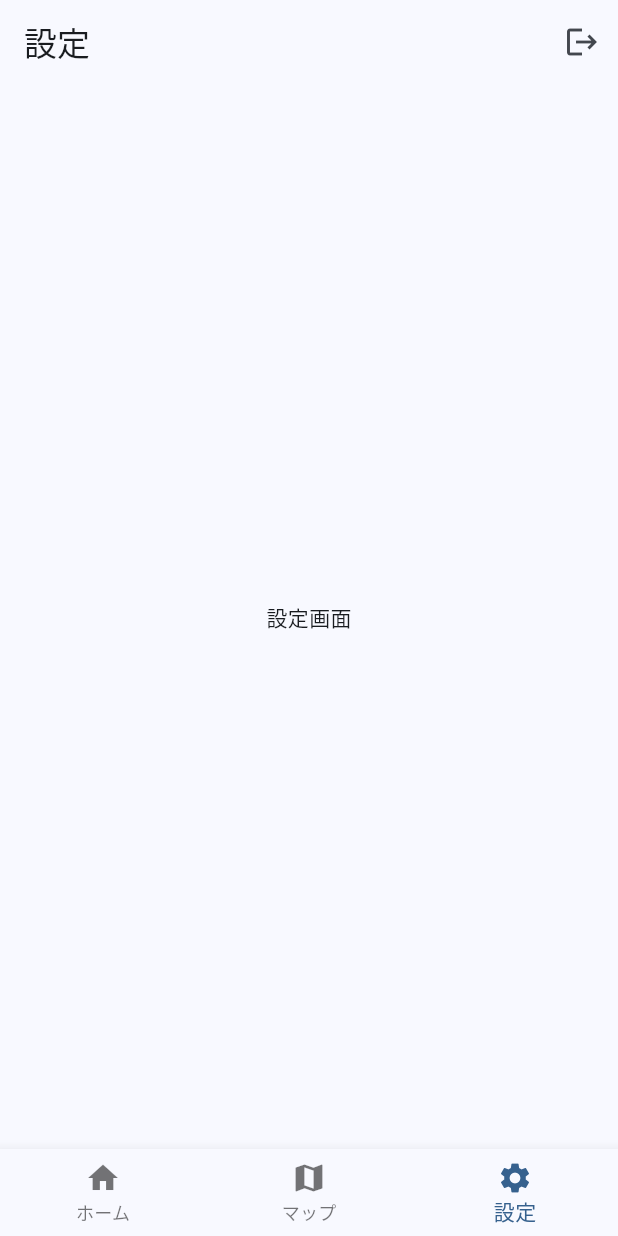
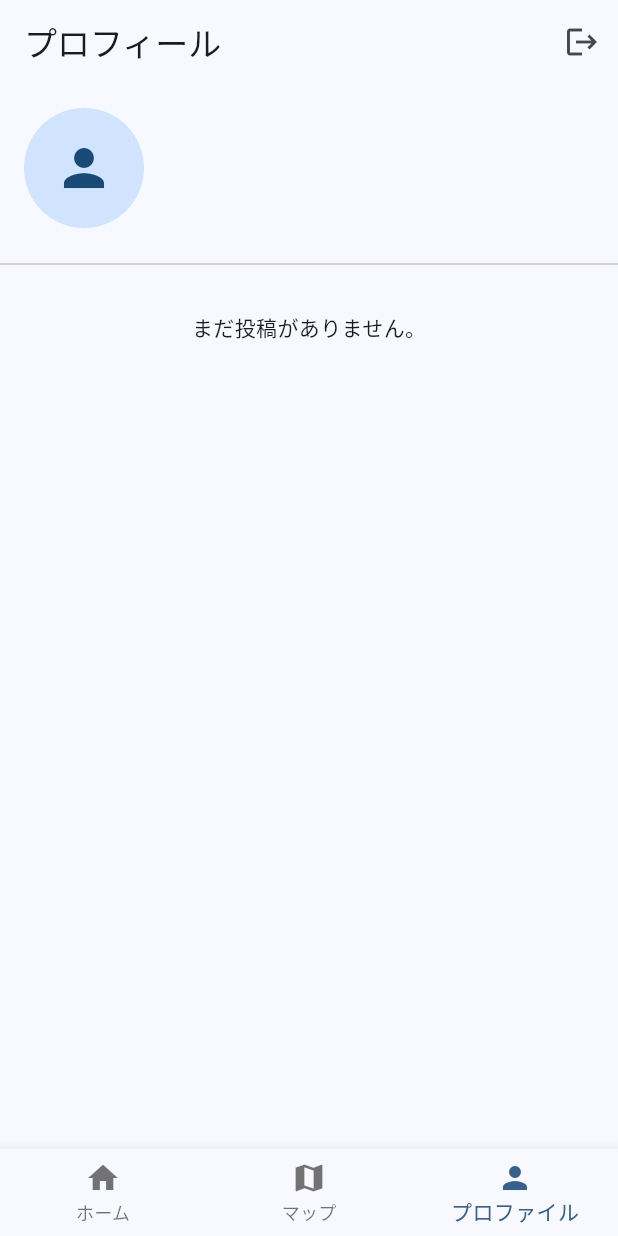
Before and after one commit to matusita0314/eging-map-app, a Flutter app: the screen it shows once a user with an empty profile is signed in, item 3 of the bottom bar chosen, on a phone screen of 412 x 824 dp. Run offline on Flutter 3.47's test engine with Material 3 defaults, Android fonts, the light colour scheme and no system bars; our stand-ins replace cloud_firestore, firebase_auth, firebase_core, firebase_storage, geolocator, google_maps_flutter and 1 more; accounts and stored records are empty.

Commit message:
feat: Implement profile page display

```diff
--- a/lib/app_scaffold.dart
+++ b/lib/app_scaffold.dart
@@ -1,7 +1,7 @@
 import 'package:flutter/material.dart';
 import 'home_page.dart';
 import 'map_page.dart';
-import 'settings_page.dart';
+import 'profile_page.dart';
 
 class AppScaffold extends StatefulWidget {
   const AppScaffold({super.key});
@@ -18,7 +18,7 @@ class _AppScaffoldState extends State<AppScaffold> {
   static const List<Widget> _pages = <Widget>[
     HomePage(),
     MapPage(),
-    SettingsPage(),
+    ProfilePage(),
   ];
 
   // タブがタップされたときに呼ばれるメソッド
@@ -46,8 +46,8 @@ class _AppScaffoldState extends State<AppScaffold> {
             label: 'マップ',
           ),
           BottomNavigationBarItem(
-            icon: Icon(Icons.settings),
-            label: '設定',
+            icon: Icon(Icons.person),
+            label: 'プロファイル',
           ),
         ],
         currentIndex: _selectedIndex, // 現在選択されているタブ
--- /dev/null
+++ b/lib/profile_page.dart
@@ -0,0 +1,161 @@
+import 'package:cloud_firestore/cloud_firestore.dart';
+import 'package:firebase_auth/firebase_auth.dart';
+import 'package:flutter/material.dart';
+import 'common_app_bar.dart';
+import 'post_model.dart';
+import 'post_detail_sheet.dart';
+
+class ProfilePage extends StatefulWidget {
+  const ProfilePage({super.key});
+
+  @override
+  State<ProfilePage> createState() => _ProfilePageState();
+}
+
+class _ProfilePageState extends State<ProfilePage> {
+  // 現在ログインしているユーザー情報を取得
+  final user = FirebaseAuth.instance.currentUser!;
+
+  // _ProfilePageStateクラスの中に追加
+  void _showPostDetailSheet(Post post) {
+    showModalBottomSheet(
+      context: context,
+      isScrollControlled: true, // シートの高さをコンテンツに合わせる
+      backgroundColor: Colors.transparent,
+      builder: (context) {
+        return PostDetailSheet(post: post);
+      },
+    );
+  }
+
+  @override
+  Widget build(BuildContext context) {
+    return Scaffold(
+      appBar: CommonAppBar(title: 'プロフィール'),
+      body: SingleChildScrollView(
+        child: Column(
+          children: [
+            // --- ユーザー情報表示エリア ---
+            _buildProfileHeader(),
+            const Divider(),
+            // --- 投稿一覧表示エリア ---
+            _buildUserPostsGrid(),
+          ],
+        ),
+      ),
+    );
+  }
+
+  // ユーザーのヘッダー情報（アイコン、名前など）を構築するウィジェット
+  Widget _buildProfileHeader() {
+    // usersコレクションからリアルタイムでユーザー情報を取得
+    return StreamBuilder<DocumentSnapshot>(
+      stream: FirebaseFirestore.instance
+          .collection('users')
+          .doc(user.uid)
+          .snapshots(),
+      builder: (context, snapshot) {
+        if (!snapshot.hasData) {
+          return const Center(child: CircularProgressIndicator());
+        }
+        // 取得したデータがない場合（新規登録直後など）も考慮
+        final userData = snapshot.data!.data() as Map<String, dynamic>? ?? {};
+        final photoUrl = userData['photoUrl'] as String? ?? '';
+        final displayName = userData['displayName'] as String? ?? '名無しさん';
+
+        return Padding(
+          padding: const EdgeInsets.all(16.0),
+          child: Row(
+            children: [
+              CircleAvatar(
+                radius: 40,
+                backgroundImage: photoUrl.isNotEmpty
+                    ? NetworkImage(photoUrl)
+                    : null,
+                child: photoUrl.isEmpty
+                    ? const Icon(Icons.person, size: 40)
+                    : null,
+              ),
+              const SizedBox(width: 16),
+              Column(
+                crossAxisAlignment: CrossAxisAlignment.start,
+                children: [
+                  Text(
+                    displayName,
+                    style: const TextStyle(
+                      fontSize: 20,
+                      fontWeight: FontWeight.bold,
+                    ),
+                  ),
+                  const SizedBox(height: 8),
+                  // TODO: ここに「プロフィールを編集」ボタンを後で追加
+                ],
+              ),
+            ],
+          ),
+        );
+      },
+    );
+  }
+
+  // ユーザーの投稿一覧をグリッド形式で構築するウィジェット
+  Widget _buildUserPostsGrid() {
+    return StreamBuilder<QuerySnapshot>(
+      // postsコレクションから、現在のユーザーの投稿のみを新しい順で取得
+      stream: FirebaseFirestore.instance
+          .collection('posts')
+          .where('userId', isEqualTo: user.uid)
+          .orderBy('createdAt', descending: true)
+          .snapshots(),
+      builder: (context, snapshot) {
+        if (snapshot.connectionState == ConnectionState.waiting) {
+          return const Center(child: CircularProgressIndicator());
+        }
+        if (snapshot.hasError) {
+          return Center(child: Text('エラー: ${snapshot.error}'));
+        }
+        if (snapshot.data!.docs.isEmpty) {
+          return const Padding(
+            padding: EdgeInsets.all(24.0),
+            child: Center(child: Text('まだ投稿がありません。')),
+          );
+        }
+
+        // GridView.builderで投稿画像をグリッド表示
+        return GridView.builder(
+          // GridViewをスクロール可能にし、親のSingleChildScrollViewと競合しないようにする
+          shrinkWrap: true,
+          physics: const NeverScrollableScrollPhysics(),
+          gridDelegate: const SliverGridDelegateWithFixedCrossAxisCount(
+            crossAxisCount: 3, // 1行に3つの画像
+            crossAxisSpacing: 2,
+            mainAxisSpacing: 2,
+          ),
+          itemCount: snapshot.data!.docs.length,
+          // _buildUserPostsGridメソッドの中
+          itemBuilder: (context, index) {
+            final post = Post.fromFirestore(snapshot.data!.docs[index]);
+            // GestureDetectorで画像をラップして、タップ可能にする
+            return GestureDetector(
+              onTap: () {
+                // タップされた投稿のデータを渡して、詳細シートを表示
+                _showPostDetailSheet(post);
+              },
+              child: Image.network(
+                post.imageUrl,
+                fit: BoxFit.cover,
+                // 画像読み込み中の表示
+                loadingBuilder: (context, child, loadingProgress) {
+                  if (loadingProgress == null) return child;
+                  return const Center(
+                    child: CircularProgressIndicator(strokeWidth: 2.0),
+                  );
+                },
+              ),
+            );
+          },
+        );
+      },
+    );
+  }
+}
--- a/lib/settings_page.dart
+++ /dev/null
@@ -1,15 +0,0 @@
-import 'package:flutter/material.dart';
-import 'common_app_bar.dart';
-
-class SettingsPage extends StatelessWidget {
-  const SettingsPage({super.key});
-
-  @override
-  Widget build(BuildContext context) {
-    return Scaffold(
-      // 作成したCommonAppBarを呼び出し、titleプロパティを渡す
-      appBar: CommonAppBar(title: '設定'),
-      body: const Center(child: Text('設定画面')),
-    );
-  }
-}
```
